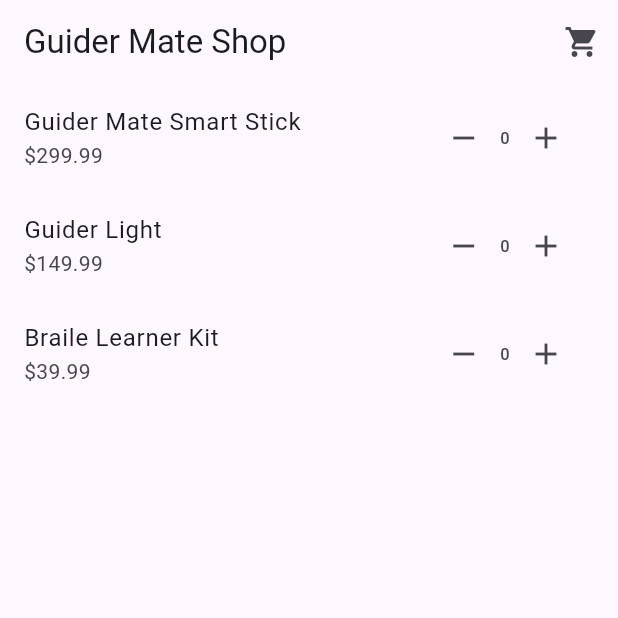
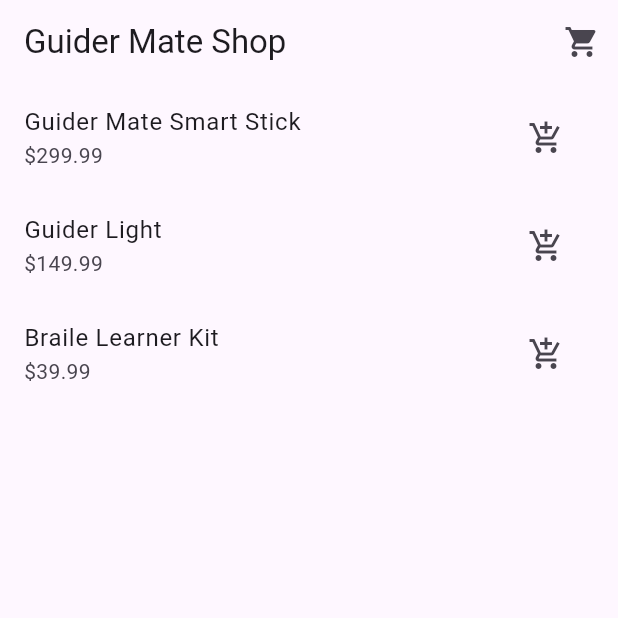
Before and after one commit to rawanrashad/cart_shopping_provider, a Flutter app: the screen it shows after launch, on a phone screen of 412 x 824 dp, the top half of it. Run offline on Flutter 3.47's test engine with Material 3 defaults, Android fonts, the phone set to English and light mode, and no system bars.

Commit message:
Removed item quantity counter logic from ProductOverviewScreen and simplified the UI.

```diff
--- a/lib/screens/product_overview_screen.dart
+++ b/lib/screens/product_overview_screen.dart
@@ -31,36 +31,13 @@ class ProductOverviewScreen extends StatelessWidget {
             title: Text(product['title'] as String),
             subtitle:
                 Text('\$${(product['price'] as double).toStringAsFixed(2)}'),
-            trailing: Consumer<Cart>(
-              builder: (ctx, cart, child) {
-                final cartItem = cart.items[product['id']] ??
-                    CartItem(
-                      id: '',
-                      title: product['title'] as String,
-                      price: product['price'] as double,
-                      quantity: 0,
-                    );
-                return Row(
-                  mainAxisSize: MainAxisSize.min,
-                  children: [
-                    IconButton(
-                      icon: Icon(Icons.remove),
-                      onPressed: () {
-                        cart.removeSingleItem(product['id'] as String);
-                      },
-                    ),
-                    Text(cartItem.quantity.toString()),
-                    IconButton(
-                      icon: Icon(Icons.add),
-                      onPressed: () {
-                        cart.addItem(
-                          product['id'] as String,
-                          product['title'] as String,
-                          product['price'] as double,
-                        );
-                      },
-                    ),
-                  ],
+            trailing: IconButton(
+              icon: Icon(Icons.add_shopping_cart),
+              onPressed: () {
+                Provider.of<Cart>(context, listen: false).addItem(
+                  product['id'] as String,
+                  product['title'] as String,
+                  product['price'] as double,
                 );
               },
             ),
```
